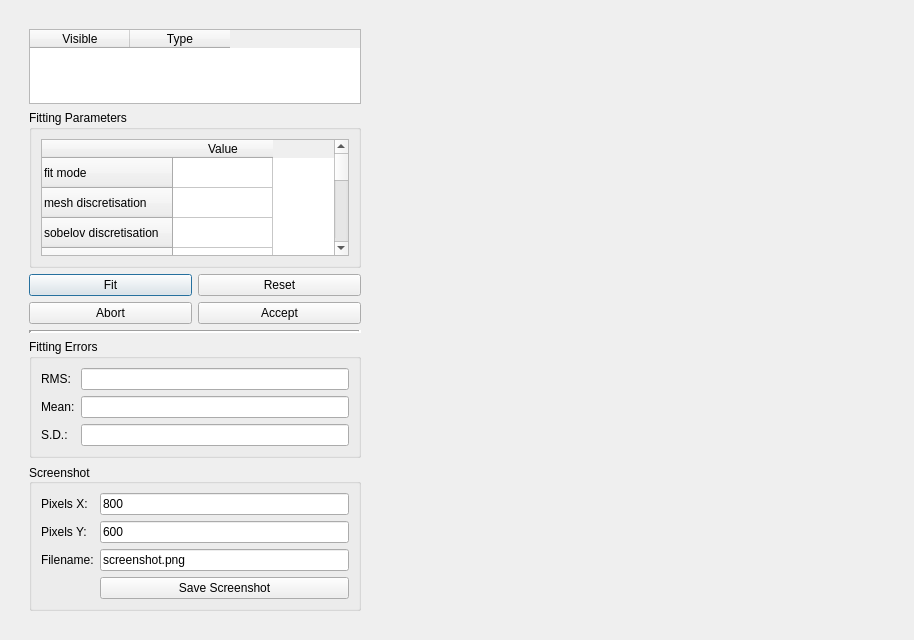
First picture: the form in fieldworkpcmeshfittingstep/qt/mayavifittingviewerwidget.ui, repository mapclient-plugins/fieldworkpcmeshfittingstep, before the edit.
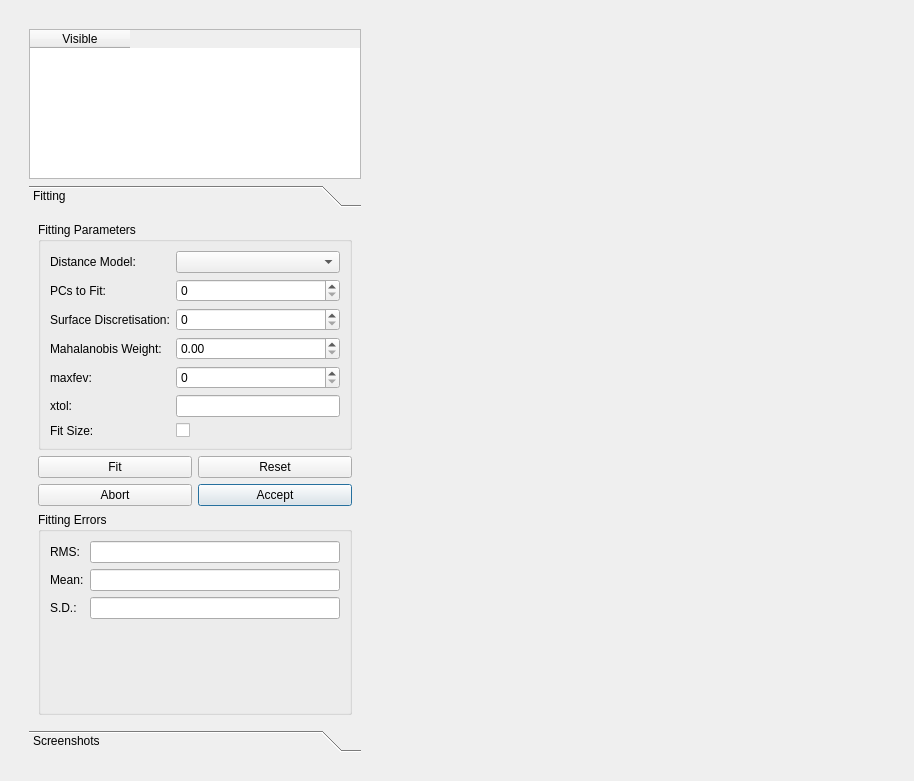
Second picture: the form after the edit. The open tabs and pages were chosen to show the change. Custom widgets are drawn as their Qt base class.

Commit message: xtol and n closest points options passed to obj maker. removed dependence on fst. updated ui files (not pyside'd)

Diff of the .ui file:
```diff
--- a/fieldworkpcmeshfittingstep/qt/mayavifittingviewerwidget.ui
+++ b/fieldworkpcmeshfittingstep/qt/mayavifittingviewerwidget.ui
@@ -7,7 +7,7 @@
     <x>0</x>
     <y>0</y>
     <width>914</width>
-    <height>640</height>
+    <height>781</height>
    </rect>
   </property>
   <property name="sizePolicy">
@@ -60,11 +60,6 @@
         </property>
         <layout class="QVBoxLayout" name="verticalLayout_3">
          <item>
-          <layout class="QVBoxLayout" name="verticalLayout">
-           <property name="sizeConstraint">
-            <enum>QLayout::SetDefaultConstraint</enum>
-           </property>
-           <item>
             <widget class="QTableWidget" name="tableWidget">
              <property name="sizePolicy">
               <sizepolicy hsizetype="Preferred" vsizetype="Maximum">
@@ -101,120 +96,114 @@
                <string>Visible</string>
               </property>
              </column>
-             <column>
-              <property name="text">
-               <string>Type</string>
-              </property>
-             </column>
-            </widget>
-           </item>
+          </widget>
+         </item>
+         <item>
+          <widget class="QToolBox" name="toolBox">
+           <property name="currentIndex">
+            <number>1</number>
+           </property>
+           <widget class="QWidget" name="page_fitting">
+            <property name="geometry">
+             <rect>
+              <x>0</x>
+              <y>0</y>
+              <width>332</width>
+              <height>509</height>
+             </rect>
+            </property>
+            <attribute name="label">
+             <string>Fitting</string>
+            </attribute>
+            <layout class="QVBoxLayout" name="verticalLayout">
            <item>
             <widget class="QGroupBox" name="groupBox">
              <property name="title">
               <string>Fitting Parameters</string>
              </property>
-             <layout class="QVBoxLayout" name="verticalLayout_2">
-              <item>
-               <widget class="QTableWidget" name="fitParamsTableWidget">
-                <row>
-                 <property name="text">
-                  <string>fit mode</string>
-                 </property>
-                </row>
-                <row>
+               <layout class="QFormLayout" name="formLayout_3">
+                <property name="fieldGrowthPolicy">
+                 <enum>QFormLayout::AllNonFixedFieldsGrow</enum>
+                </property>
+                <item row="0" column="0">
+                 <widget class="QLabel" name="label">
                  <property name="text">
-                  <string>mesh discretisation</string>
-                 </property>
-                </row>
-                <row>
-                 <property name="text">
-                  <string>sobelov discretisation</string>
-                 </property>
-                </row>
-                <row>
-                 <property name="text">
-                  <string>sobelov weight</string>
-                 </property>
-                </row>
-                <row>
-                 <property name="text">
-                  <string>normal discretisation</string>
-                 </property>
-                </row>
-                <row>
-                 <property name="text">
-                  <string>normal weight</string>
-                 </property>
-                </row>
-                <row>
-                 <property name="text">
-                  <string>max iterations</string>
-                 </property>
-                </row>
-                <row>
-                 <property name="text">
-                  <string>max sub-iterations</string>
-                 </property>
-                </row>
-                <row>
-                 <property name="text">
-                  <string>xtol</string>
-                 </property>
-                </row>
-                <row>
-                 <property name="text">
-                  <string>kdtree args</string>
-                 </property>
-                </row>
-                <row>
-                 <property name="text">
-                  <string>n closest points</string>
-                 </property>
-                </row>
-                <row>
-                 <property name="text">
-                  <string>verbose</string>
-                 </property>
-                </row>
-                <row>
-                 <property name="text">
-                  <string>fixed nodes</string>
-                 </property>
-                </row>
-                <column>
-                 <property name="text">
-                  <string>Value</string>
-                 </property>
-                </column>
+                   <string>Distance Model:</string>
+                  </property>
+                 </widget>
+                </item>
+                <item row="0" column="1">
+                 <widget class="QComboBox" name="comboBox"/>
+                </item>
                 <item row="1" column="0">
+                 <widget class="QLabel" name="label_2">
+                  <property name="text">
+                   <string>PCs to Fit:</string>
+                  </property>
+                 </widget>
+                </item>
+                <item row="1" column="1">
+                 <widget class="QSpinBox" name="spinBox"/>
+                </item>
+                <item row="2" column="0">
+                 <widget class="QLabel" name="label_3">
+                  <property name="text">
+                   <string>Surface Discretisation:</string>
+                  </property>
+                 </widget>
+                </item>
+                <item row="2" column="1">
+                 <widget class="QSpinBox" name="spinBox_2"/>
+                </item>
+                <item row="3" column="0">
+                 <widget class="QLabel" name="label_4">
+                  <property name="text">
+                   <string>Mahalanobis Weight:</string>
+                  </property>
+                 </widget>
+                </item>
+                <item row="3" column="1">
+                 <widget class="QDoubleSpinBox" name="doubleSpinBox"/>
+                </item>
+                <item row="4" column="0">
+                 <widget class="QLabel" name="label_5">
+                  <property name="text">
+                   <string>maxfev:</string>
+                  </property>
+                 </widget>
+                </item>
+                <item row="4" column="1">
+                 <widget class="QSpinBox" name="spinBox_3"/>
+                </item>
+                <item row="5" column="0">
+                 <widget class="QLabel" name="label_6">
+                  <property name="text">
+                   <string>xtol:</string>
+                  </property>
+                 </widget>
+                </item>
+                <item row="6" column="0">
+                 <widget class="QLabel" name="label_7">
+                  <property name="text">
+                   <string>Fit Size:</string>
+                  </property>
+                 </widget>
+                </item>
+                <item row="6" column="1">
+                 <widget class="QCheckBox" name="checkBox">
                  <property name="text">
                   <string/>
                  </property>
-                 <property name="flags">
-                  <set>ItemIsSelectable|ItemIsEditable|ItemIsDragEnabled|ItemIsUserCheckable|ItemIsEnabled</set>
-                 </property>
-                </item>
-               </widget>
-              </item>
+                 </widget>
+                </item>
+                <item row="5" column="1">
+                 <widget class="QLineEdit" name="lineEdit"/>
+                </item>
              </layout>
             </widget>
            </item>
            <item>
             <layout class="QGridLayout" name="fitButtonsGroup">
-             <item row="0" column="0">
-              <widget class="QPushButton" name="fitButton">
-               <property name="text">
-                <string>Fit</string>
-               </property>
-              </widget>
-             </item>
-             <item row="0" column="1">
-              <widget class="QPushButton" name="resetButton">
-               <property name="text">
-                <string>Reset</string>
-               </property>
-              </widget>
-             </item>
              <item row="1" column="1">
               <widget class="QPushButton" name="acceptButton">
                <property name="text">
@@ -222,6 +211,13 @@
                </property>
               </widget>
              </item>
+               <item row="0" column="1">
+                <widget class="QPushButton" name="resetButton">
+                 <property name="text">
+                  <string>Reset</string>
+                 </property>
+                </widget>
+               </item>
              <item row="1" column="0">
               <widget class="QPushButton" name="abortButton">
                <property name="text">
@@ -229,30 +225,14 @@
                </property>
               </widget>
              </item>
-            </layout>
-           </item>
-           <item>
-            <spacer name="verticalSpacer">
-             <property name="orientation">
-              <enum>Qt::Vertical</enum>
-             </property>
-             <property name="sizeHint" stdset="0">
-              <size>
-               <width>20</width>
-               <height>40</height>
-              </size>
-             </property>
-            </spacer>
-           </item>
-           <item>
-            <widget class="Line" name="line">
-             <property name="lineWidth">
-              <number>3</number>
-             </property>
-             <property name="orientation">
-              <enum>Qt::Horizontal</enum>
-             </property>
-            </widget>
+               <item row="0" column="0">
+                <widget class="QPushButton" name="fitButton">
+                 <property name="text">
+                  <string>Fit</string>
+                 </property>
+                </widget>
+               </item>
+              </layout>
            </item>
            <item>
             <widget class="QGroupBox" name="errorGroup">
@@ -260,6 +240,9 @@
               <string>Fitting Errors</string>
              </property>
              <layout class="QFormLayout" name="formLayout_2">
+                <property name="fieldGrowthPolicy">
+                 <enum>QFormLayout::AllNonFixedFieldsGrow</enum>
+                </property>
               <item row="0" column="0">
                <widget class="QLabel" name="RMSELabel">
                 <property name="text">
@@ -267,6 +250,16 @@
                 </property>
                </widget>
               </item>
+                <item row="0" column="1">
+                 <widget class="QLineEdit" name="RMSELineEdit">
+                  <property name="alignment">
+                   <set>Qt::AlignRight|Qt::AlignTrailing|Qt::AlignVCenter</set>
+                  </property>
+                  <property name="readOnly">
+                   <bool>true</bool>
+                  </property>
+                 </widget>
+                </item>
               <item row="1" column="0">
                <widget class="QLabel" name="meanErrorLabel">
                 <property name="text">
@@ -274,6 +267,16 @@
                 </property>
                </widget>
               </item>
+                <item row="1" column="1">
+                 <widget class="QLineEdit" name="meanErrorLineEdit">
+                  <property name="alignment">
+                   <set>Qt::AlignRight|Qt::AlignTrailing|Qt::AlignVCenter</set>
+                  </property>
+                  <property name="readOnly">
+                   <bool>true</bool>
+                  </property>
+                 </widget>
+                </item>
               <item row="2" column="0">
                <widget class="QLabel" name="SDLabel">
                 <property name="text">
@@ -281,26 +284,6 @@
                 </property>
                </widget>
               </item>
-              <item row="0" column="1">
-               <widget class="QLineEdit" name="RMSELineEdit">
-                <property name="alignment">
-                 <set>Qt::AlignRight|Qt::AlignTrailing|Qt::AlignVCenter</set>
-                </property>
-                <property name="readOnly">
-                 <bool>true</bool>
-                </property>
-               </widget>
-              </item>
-              <item row="1" column="1">
-               <widget class="QLineEdit" name="meanErrorLineEdit">
-                <property name="alignment">
-                 <set>Qt::AlignRight|Qt::AlignTrailing|Qt::AlignVCenter</set>
-                </property>
-                <property name="readOnly">
-                 <bool>true</bool>
-                </property>
-               </widget>
-              </item>
               <item row="2" column="1">
                <widget class="QLineEdit" name="SDLineEdit">
                 <property name="alignment">
@@ -314,18 +297,21 @@
              </layout>
             </widget>
            </item>
-           <item>
-            <widget class="QGroupBox" name="screenshotgroup">
-             <property name="title">
-              <string>Screenshot</string>
-             </property>
-             <property name="alignment">
-              <set>Qt::AlignLeading|Qt::AlignLeft|Qt::AlignVCenter</set>
-             </property>
+            </layout>
+           </widget>
+           <widget class="QWidget" name="Screenshot">
+            <property name="geometry">
+             <rect>
+              <x>0</x>
+              <y>0</y>
+              <width>332</width>
+              <height>509</height>
+             </rect>
+            </property>
+            <attribute name="label">
+             <string>Screenshots</string>
+            </attribute>
              <layout class="QFormLayout" name="formLayout">
-              <property name="fieldGrowthPolicy">
-               <enum>QFormLayout::AllNonFixedFieldsGrow</enum>
-              </property>
               <item row="0" column="0">
                <widget class="QLabel" name="pixelsXLabel">
                 <property name="sizePolicy">
@@ -413,8 +399,7 @@
               </item>
              </layout>
             </widget>
-           </item>
-          </layout>
+          </widget>
          </item>
         </layout>
        </widget>
```
Lines whose indentation alone changed are shown as unchanged. The commit also changes 2 other files.
